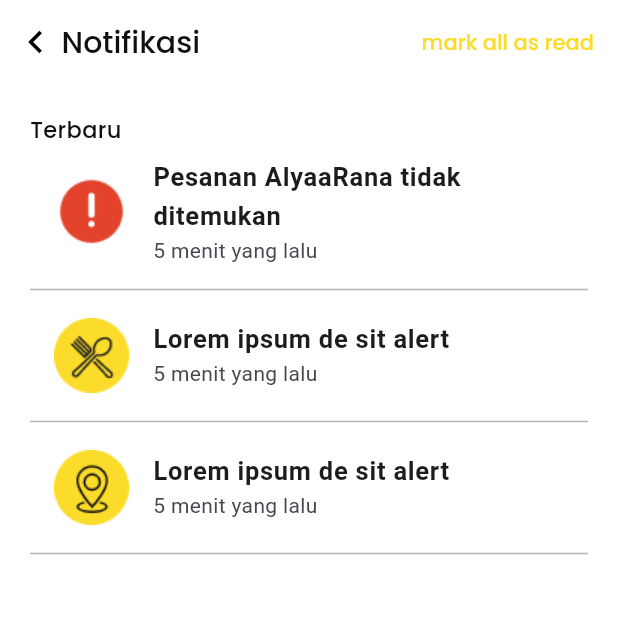
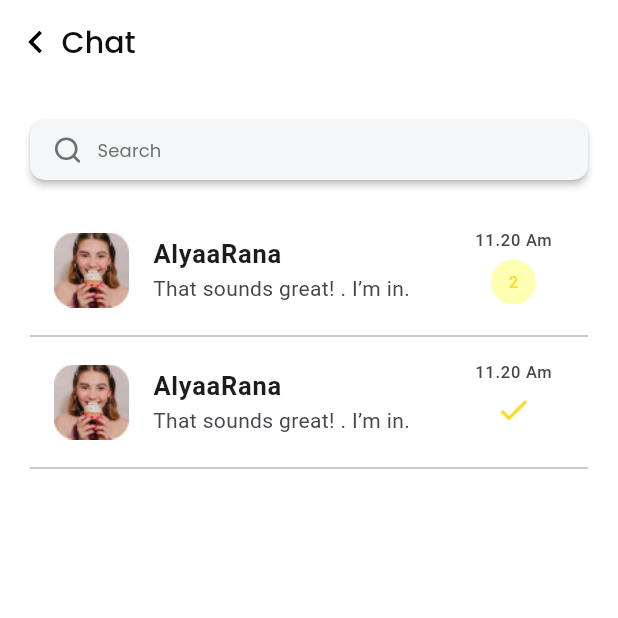
Before and after one commit to Fadzaa/ayamku-admin, a Flutter app: the screen it shows after launch, on a phone screen of 412 x 824 dp, the top half of it. Run offline on Flutter 3.47's test engine with Material 3 defaults, Android fonts, the phone set to English and light mode, and no system bars; our stand-ins replace flutter_svg, get, google_fonts.

Commit message:
feat: [BW] add list chat

```diff
--- /dev/null
+++ b/lib/app/pages/features/chat_management/chat_management_binding.dart
@@ -0,0 +1,9 @@
+import 'package:get/get.dart';
+import 'chat_management_controller.dart';
+
+class NotificationPageBinding extends Bindings {
+  @override
+  void dependencies() {
+    Get.lazyPut<chatManagementController>(() => chatManagementController());
+  }
+}
--- /dev/null
+++ b/lib/app/pages/features/chat_management/chat_management_controller.dart
@@ -0,0 +1,20 @@
+import 'package:get/get.dart';
+
+class chatManagementController extends GetxController {
+
+
+  @override
+  void onInit() {
+    super.onInit();
+
+
+  }
+
+
+
+  void validateForm() {
+
+  }
+
+
+}
--- /dev/null
+++ b/lib/app/pages/features/chat_management/chat_management_view.dart
@@ -0,0 +1,116 @@
+import 'package:flutter/material.dart';
+import 'package:flutter/widgets.dart';
+import 'package:flutter_svg/flutter_svg.dart';
+import '../../../../common/theme.dart';
+import '../../../../common/constant.dart';
+import '../../global_component/common_search.dart';
+
+class ChatManagementPageView extends StatelessWidget {
+  const ChatManagementPageView({super.key});
+
+  @override
+  Widget build(BuildContext context) {
+    return Scaffold(
+      appBar: AppBar(
+        backgroundColor: baseColor,
+        automaticallyImplyLeading: false,
+
+        title: Row(
+          children: [
+            SvgPicture.asset(
+              icBack,
+              width: 15,
+              height: 15,
+            ),
+            SizedBox(width: 10),
+            Text(
+              "Chat ",
+              style: txtTitlePage.copyWith(
+                color: blackColor,
+              ),
+            ),
+          ],
+        )
+      ),
+      backgroundColor: baseColor,
+      body: SafeArea(
+        child: SingleChildScrollView(
+          child: Padding(
+            padding: EdgeInsets.all(20.0),
+            child: Column(
+              crossAxisAlignment: CrossAxisAlignment.start,
+              children: [
+              CommonSearch(text: "Search"),
+              SizedBox(height: 20),
+              ListTile(
+                  leading: Image(
+                    image: AssetImage(icPerson),
+                    width: 50,
+                    height: 50,
+                  ),
+                  title: const Text(
+                    "AlyaaRana",
+                    style: TextStyle(fontSize: 17, fontWeight: FontWeight.w600),
+                  ),
+                  subtitle: const Text(
+                      "That sounds great! . I’m in."),
+                  trailing: Column(
+                    children: [
+                      Text("11.20 Am"),
+                      SizedBox(height: 5),
+                      Container(
+                        width: 30,
+                        height: 30,
+                        decoration: BoxDecoration(
+                          borderRadius: BorderRadius.circular(50),
+                          color: primaryColor80,
+                        ),
+                        child: Center(
+                          child: Text(
+                            "2",
+                            style: TextStyle(
+                              color: primaryColor,
+                            ),
+                          ),
+                        )
+                      ),
+                    ],
+                    ),
+                ),
+              Divider(
+                color: blackColor80,
+              ),
+              ListTile(
+                  leading: Image(
+                    image: AssetImage(icPerson),
+                    width: 50,
+                    height: 50,
+                  ),
+                  title: const Text(
+                    "AlyaaRana",
+                    style: TextStyle(fontSize: 17, fontWeight: FontWeight.w600),
+                  ),
+                  subtitle: const Text(
+                      "That sounds great! . I’m in."),
+                  trailing: Column(
+                    children: [
+                      Text("11.20 Am"),
+                      SizedBox(height: 5),
+                      Icon(
+                        Icons.check,
+                        color: primaryColor,
+                      )
+                    ],
+                    ),
+                ),
+                Divider(
+                  color: blackColor80,
+                ),
+              ],
+            )
+            )
+          ),
+        ),
+    );
+  }
+}
--- /dev/null
+++ b/lib/app/pages/global_component/common_search.dart
@@ -0,0 +1,56 @@
+import 'package:flutter/material.dart';
+import 'package:flutter_svg/flutter_svg.dart';
+
+import '../../../common/constant.dart';
+import '../../../common/theme.dart';
+
+class CommonSearch extends StatelessWidget {
+  CommonSearch({
+    super.key,
+    required this.text,
+    this.onPressed,
+    this.width,
+    this.height,
+    this.style,
+    this.borderRadius
+  });
+
+  String text;
+  double? width;
+  double? height;
+  VoidCallback? onPressed;
+  TextStyle? style;
+  double? borderRadius;
+
+  @override
+  Widget build(BuildContext context) {
+    return  ElevatedButton(
+        onPressed: () => null,
+        style: ElevatedButton.styleFrom(
+            backgroundColor: lightGrey,
+            padding: const EdgeInsets.symmetric(vertical: 10, horizontal: 15),
+            shape: RoundedRectangleBorder(
+                borderRadius: BorderRadius.circular(10)
+            ),
+            elevation: 2
+        ),
+        child: Row(
+          mainAxisAlignment: MainAxisAlignment.start,
+          children: [
+
+            SvgPicture.asset(icSearch, width: 20, height: 20,),
+
+            const SizedBox(width: 10,),
+
+            Text(
+                text,
+                style: txtCaption.copyWith(
+                color: blackColor50
+            ),
+            ),
+
+          ],
+        )
+    );
+  }
+}
--- a/lib/app/router/app_pages.dart
+++ b/lib/app/router/app_pages.dart
@@ -1,8 +1,10 @@
+import 'package:ayamku_admin/app/pages/features/chat_management/chat_management_view.dart';
 import 'package:ayamku_admin/app/pages/features/history_page/history_page_binding.dart';
 import 'package:ayamku_admin/app/pages/features/history_page/history_page_view.dart';
 import 'package:ayamku_admin/app/pages/features/home_page/home_page_binding.dart';
 import 'package:ayamku_admin/app/pages/features/home_page/home_page_view.dart';
 import 'package:ayamku_admin/app/pages/features/notification_page/empty_notification_page.dart';
+import 'package:ayamku_admin/app/pages/features/notification_page/notfication_binding.dart';
 import 'package:ayamku_admin/app/pages/features/notification_page/notification_page_view.dart';
 import 'package:ayamku_admin/app/pages/features/order_page/order_page_binding.dart';
 import 'package:ayamku_admin/app/pages/features/order_page/order_page_view.dart';
@@ -17,7 +19,7 @@ class AppPages {
 
   AppPages._();
 
-  static const INITIAL = Routes.NOTIF_MANAGEMENT;
+  static const INITIAL = Routes.CHAT_MANAGEMENT;
 
   static final routes = [
     GetPage(
@@ -60,7 +62,13 @@ class AppPages {
     GetPage(
       name: _Paths.NOTIF_MANAGEMENT,
       page: () => const NotificationPageView(),
-      binding: HistoryPageBinding(),
+      binding: NotificationPageBinding(),
+      transition: Transition.noTransition,
+    ),
+    GetPage(
+      name: _Paths.CHAT_MANAGEMENT,
+      page: () => const ChatManagementPageView(),
+      binding: NotificationPageBinding(),
       transition: Transition.noTransition,
     ),
   ];
--- a/lib/app/router/app_routes.dart
+++ b/lib/app/router/app_routes.dart
@@ -10,6 +10,7 @@ abstract class Routes {
   static const HISTORY_PAGE = _Paths.HISTORY_PAGE;
   static const EMPTY_NOTIFICATION = _Paths.EMPTY_NOTIFICATION;
   static const NOTIF_MANAGEMENT = _Paths.NOTIF_MANAGEMENT;
+  static const CHAT_MANAGEMENT = _Paths.CHAT_MANAGEMENT;
 }
 
 abstract class _Paths {
@@ -22,4 +23,5 @@ abstract class _Paths {
   static const DETAIL_ORDER_PAGE = '/detail-order-page';
   static const EMPTY_NOTIFICATION = '/empty-notification';
   static const NOTIF_MANAGEMENT = '/notif-management';
+  static const CHAT_MANAGEMENT = '/chat-management';
 }
--- a/lib/common/constant.dart
+++ b/lib/common/constant.dart
@@ -13,6 +13,7 @@ String imgEmptyNotif = '${images}empty_notification.png';
 String icLocation = '${images}ic_location.png';
 String icSpoon = '${images}ic_spoon.png';
 String icWarning = '${images}ic_warning.png';
+String icPerson = '${images}person.png';
 
 
 
@@ -25,3 +26,4 @@ String icCancel = '${svgImages}ic_cancel.svg';
 String icTotalDelivery = '${svgImages}ic_total_delivery.svg';
 String icTotalPickup = '${svgImages}ic_total_pickup.svg';
 String icBack = '${svgImages}ic_back.svg';
+String icSearch = '${svgImages}ic_search.svg';
--- a/lib/common/theme.dart
+++ b/lib/common/theme.dart
@@ -74,6 +74,7 @@ import 'package:google_fonts/google_fonts.dart';
 
 
 const Color baseColor = Color(0xFFFFFFFF);
+const Color lightGrey = Color(0xFFF5F6F7);
 const Color greenLight = Color(0xFF6CD8B0);
 const Color greenMedium = Color(0xFF5CB85C);
 const Color redMedium = Color(0xFFD85458);
```
Also changed, not shown: assets/image/person.png (added), assets/svg/ic_search.svg (added).
